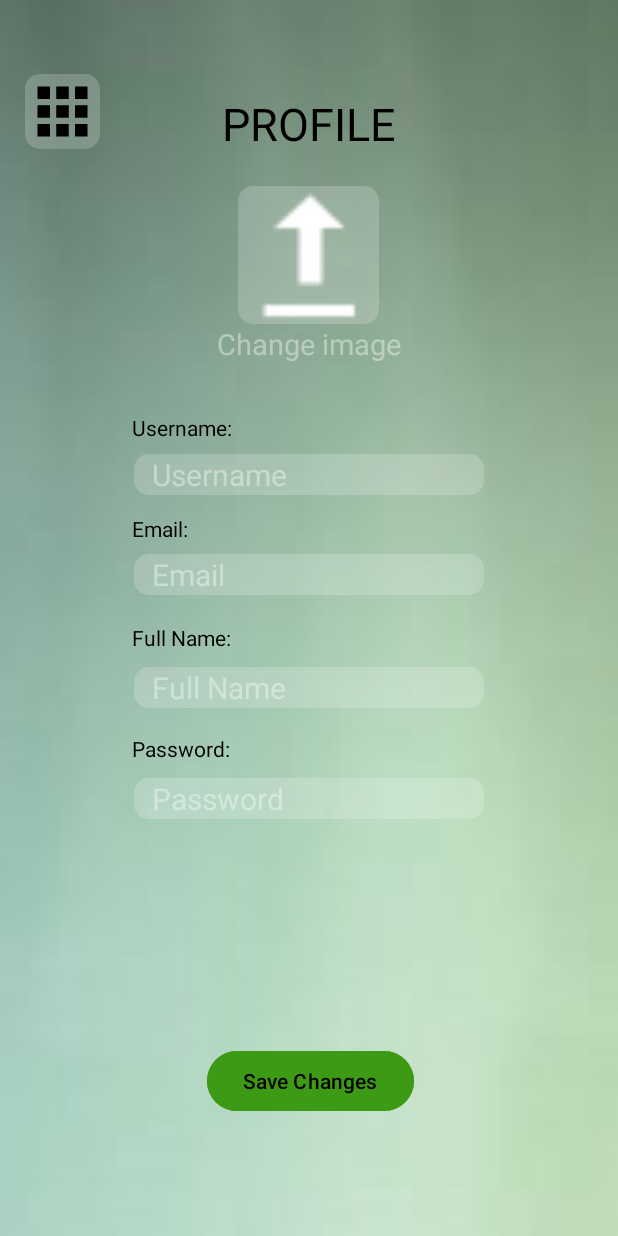
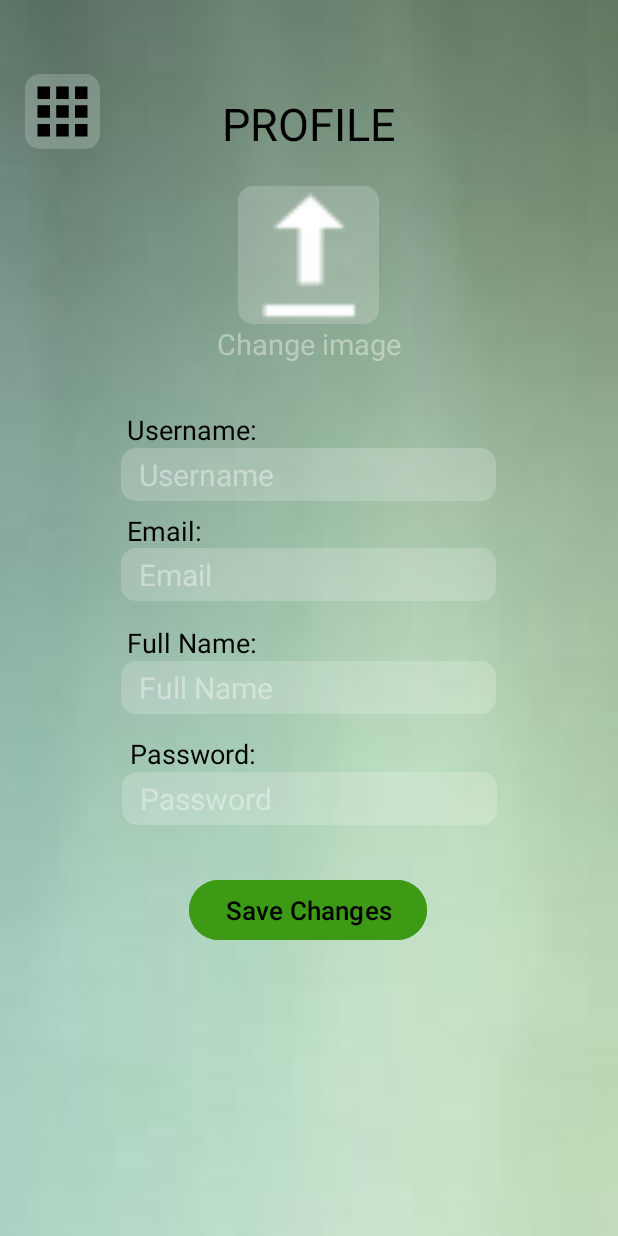
Before and after one commit to TristanStavast/OPSC_Part3, an Android app: the Profile screen opened directly, with no data from a screen before it, on a phone screen of 412 x 824 dp. Run offline under Robolectric (Android 15) with nearby library versions, the phone set to English and light mode, and no system bars; our stand-ins replace Firebase (no records; nobody signed in at launch, a user with empty details on screens opened directly).

Commit message:
ui updates

```diff
--- a/app/src/main/res/layout/activity_profile.xml
+++ b/app/src/main/res/layout/activity_profile.xml
@@ -70,8 +70,8 @@
             android:layout_marginTop="43dp"
             android:layout_marginEnd="330dp"
             android:layout_marginBottom="635dp"
+            android:background="@drawable/rounded_corner"
             android:scaleType="fitCenter"
-            android:background="@drawable/rounded_corner"
             android:src="@drawable/baseline_apps_24"
             app:layout_constraintBottom_toBottomOf="parent"
             app:layout_constraintEnd_toEndOf="parent"
@@ -82,12 +82,12 @@
 
         <EditText
             android:id="@+id/txtProfileUsername"
-            android:layout_width="wrap_content"
-            android:layout_height="wrap_content"
-            android:layout_marginStart="87dp"
-            android:layout_marginTop="256dp"
-            android:layout_marginEnd="88dp"
-            android:layout_marginBottom="448dp"
+            android:layout_width="250dp"
+            android:layout_height="35dp"
+            android:layout_marginStart="85dp"
+            android:layout_marginTop="252dp"
+            android:layout_marginEnd="86dp"
+            android:layout_marginBottom="444dp"
             android:background="@drawable/rounded_corner"
             android:clickable="false"
             android:ems="10"
@@ -106,12 +106,12 @@
 
         <EditText
             android:id="@+id/txtProfileEmail"
-            android:layout_width="wrap_content"
-            android:layout_height="wrap_content"
-            android:layout_marginStart="87dp"
-            android:layout_marginTop="323dp"
-            android:layout_marginEnd="88dp"
-            android:layout_marginBottom="381dp"
+            android:layout_width="250dp"
+            android:layout_height="35dp"
+            android:layout_marginStart="85dp"
+            android:layout_marginTop="319dp"
+            android:layout_marginEnd="86dp"
+            android:layout_marginBottom="377dp"
             android:background="@drawable/rounded_corner"
             android:ems="10"
             android:hint="Email"
@@ -128,12 +128,12 @@
 
         <EditText
             android:id="@+id/txtFullName"
-            android:layout_width="wrap_content"
-            android:layout_height="wrap_content"
-            android:layout_marginStart="87dp"
-            android:layout_marginTop="398dp"
-            android:layout_marginEnd="88dp"
-            android:layout_marginBottom="306dp"
+            android:layout_width="250dp"
+            android:layout_height="35dp"
+            android:layout_marginStart="85dp"
+            android:layout_marginTop="394dp"
+            android:layout_marginEnd="86dp"
+            android:layout_marginBottom="302dp"
             android:background="@drawable/rounded_corner"
             android:ems="10"
             android:hint="Full Name"
@@ -150,12 +150,12 @@
 
         <EditText
             android:id="@+id/txtChangePassword"
-            android:layout_width="wrap_content"
-            android:layout_height="wrap_content"
-            android:layout_marginStart="87dp"
-            android:layout_marginTop="472dp"
-            android:layout_marginEnd="88dp"
-            android:layout_marginBottom="232dp"
+            android:layout_width="250dp"
+            android:layout_height="35dp"
+            android:layout_marginStart="86dp"
+            android:layout_marginTop="468dp"
+            android:layout_marginEnd="85dp"
+            android:layout_marginBottom="228dp"
             android:background="@drawable/rounded_corner"
             android:ems="10"
             android:hint="Password"
@@ -174,13 +174,14 @@
             android:id="@+id/btnSaveChanges"
             android:layout_width="wrap_content"
             android:layout_height="wrap_content"
-            android:layout_marginStart="133dp"
-            android:layout_marginTop="650dp"
-            android:layout_marginEnd="132dp"
-            android:layout_marginBottom="33dp"
+            android:layout_marginStart="126dp"
+            android:layout_marginTop="536dp"
+            android:layout_marginEnd="127dp"
+            android:layout_marginBottom="147dp"
             android:backgroundTint="#3C9A14"
             android:text="Save Changes"
             android:textColor="@color/black"
+            android:textSize="17dp"
             app:layout_constraintBottom_toBottomOf="parent"
             app:layout_constraintEnd_toEndOf="parent"
             app:layout_constraintStart_toStartOf="parent"
@@ -190,12 +191,13 @@
             android:id="@+id/lblUserN"
             android:layout_width="wrap_content"
             android:layout_height="wrap_content"
-            android:layout_marginStart="87dp"
-            android:layout_marginTop="229dp"
-            android:layout_marginEnd="257dp"
-            android:layout_marginBottom="483dp"
+            android:layout_marginStart="85dp"
+            android:layout_marginTop="228dp"
+            android:layout_marginEnd="241dp"
+            android:layout_marginBottom="479dp"
             android:text="Username:"
             android:textColor="@color/black"
+            android:textSize="18dp"
             app:layout_constraintBottom_toBottomOf="parent"
             app:layout_constraintEnd_toEndOf="parent"
             app:layout_constraintStart_toStartOf="parent"
@@ -205,12 +207,13 @@
             android:id="@+id/lblChangeEmail"
             android:layout_width="wrap_content"
             android:layout_height="wrap_content"
-            android:layout_marginStart="87dp"
-            android:layout_marginTop="296dp"
-            android:layout_marginEnd="286dp"
-            android:layout_marginBottom="416dp"
+            android:layout_marginStart="85dp"
+            android:layout_marginTop="295dp"
+            android:layout_marginEnd="278dp"
+            android:layout_marginBottom="412dp"
             android:text="Email:"
             android:textColor="@color/black"
+            android:textSize="18dp"
             app:layout_constraintBottom_toBottomOf="parent"
             app:layout_constraintEnd_toEndOf="parent"
             app:layout_constraintStart_toStartOf="parent"
@@ -220,12 +223,13 @@
             android:id="@+id/lblChangeName"
             android:layout_width="wrap_content"
             android:layout_height="wrap_content"
-            android:layout_marginStart="87dp"
-            android:layout_marginTop="369dp"
-            android:layout_marginEnd="258dp"
-            android:layout_marginBottom="343dp"
+            android:layout_marginStart="85dp"
+            android:layout_marginTop="370dp"
+            android:layout_marginEnd="241dp"
+            android:layout_marginBottom="337dp"
             android:text="Full Name:"
             android:textColor="@color/black"
+            android:textSize="18dp"
             app:layout_constraintBottom_toBottomOf="parent"
             app:layout_constraintEnd_toEndOf="parent"
             app:layout_constraintStart_toStartOf="parent"
@@ -235,12 +239,13 @@
             android:id="@+id/lblChangePassword"
             android:layout_width="wrap_content"
             android:layout_height="wrap_content"
-            android:layout_marginStart="87dp"
-            android:layout_marginTop="443dp"
-            android:layout_marginEnd="258dp"
-            android:layout_marginBottom="269dp"
+            android:layout_marginStart="86dp"
+            android:layout_marginTop="444dp"
+            android:layout_marginEnd="241dp"
+            android:layout_marginBottom="263dp"
             android:text="Password:"
             android:textColor="@color/black"
+            android:textSize="18dp"
             app:layout_constraintBottom_toBottomOf="parent"
             app:layout_constraintEnd_toEndOf="parent"
             app:layout_constraintStart_toStartOf="parent"
--- a/app/src/main/res/layout/activity_timesheet_list.xml
+++ b/app/src/main/res/layout/activity_timesheet_list.xml
@@ -42,6 +42,7 @@
             android:backgroundTint="#3C9A14"
             android:text="Add timesheet"
             android:textColor="@color/black"
+            android:textSize="17dp"
             app:layout_constraintBottom_toBottomOf="parent"
             app:layout_constraintEnd_toEndOf="parent"
             app:layout_constraintStart_toStartOf="parent"
@@ -57,6 +58,7 @@
             android:layout_marginBottom="48dp"
             android:backgroundTint="#3C9A14"
             android:text="Timer"
+            android:textSize="17dp"
             android:textColor="@color/black"
             app:layout_constraintBottom_toBottomOf="parent"
             app:layout_constraintEnd_toEndOf="parent"
```
Also changed, not shown: app/src/main/res/layout/activity_add_timesheet.xml (+25 -24 lines), app/src/main/res/layout/activity_categories.xml (+4 -3 lines), app/src/main/res/layout/activity_main.xml (+7 -5 lines), app/src/main/res/layout/activity_register.xml (+7 -5 lines).
